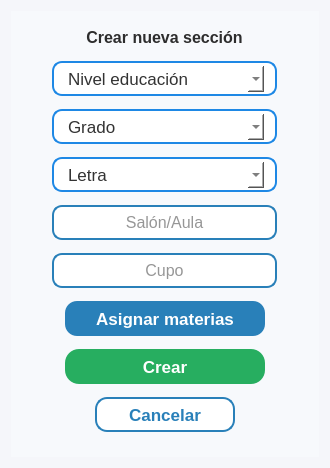
Old version of the form resources/ui/crear_seccion.ui in the repository Proyecto-Uptjaa/Proyecto_SIRA.
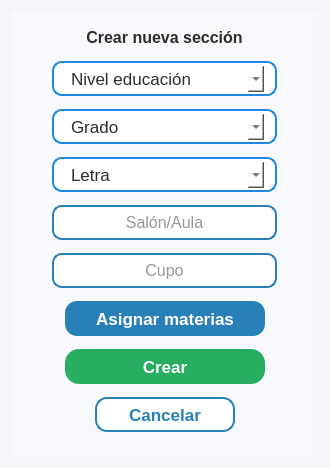
New version of the form. Icons and pictures are not drawn.

Commit message:
Mejores stylesheets en calend y combobox
- Se mejoro el diseño visual de calendarios desplegables y de listado
  desplegable de combobox.
- Nuevos iconos agregados

The edit to the form file:
```diff
--- a/resources/ui/crear_seccion.ui
+++ b/resources/ui/crear_seccion.ui
@@ -160,7 +160,50 @@
           </font>
          </property>
          <property name="styleSheet">
-          <string notr="true"/>
+          <string notr="true">QComboBox {
+			combobox-popup: 0;
+            border-radius: 10px;
+            padding: 2px 8px;
+            background-color: white;
+            color: #2d2d2d;
+   
+        }
+        QComboBox:hover {
+            border-color: #0D47A1;
+        }
+        
+        QComboBox QAbstractItemView {
+            background-color: white;
+            border: 1.5px solid #2980b9;
+            border-radius: 8px;
+            color: #2d2d2d;
+            outline: none;
+            padding: 4px 0px;
+        }
+        QComboBox QAbstractItemView::item {
+            min-height: 20px;
+            padding: 3px 5px;
+        }
+        QComboBox QAbstractItemView::item:selected {
+            background-color: #2980b9;
+            color: white;
+        }
+        QComboBox QAbstractItemView QScrollBar:vertical {
+            border: none;
+            background: #f0f7ff;
+            width: 7px;
+            border-radius: 3px;
+            margin: 4px 2px;
+        }
+        QComboBox QAbstractItemView QScrollBar::handle:vertical {
+            background: #2980b9;
+            border-radius: 3px;
+            min-height: 20px;
+        }
+        QComboBox QAbstractItemView QScrollBar::add-line:vertical,
+        QComboBox QAbstractItemView QScrollBar::sub-line:vertical {
+            height: 0px;
+        }</string>
          </property>
          <property name="iconSize">
           <size>
@@ -253,7 +296,50 @@
           </font>
          </property>
          <property name="styleSheet">
-          <string notr="true"/>
+          <string notr="true">QComboBox {
+			combobox-popup: 0;
+            border-radius: 10px;
+            padding: 2px 8px;
+            background-color: white;
+            color: #2d2d2d;
+   
+        }
+        QComboBox:hover {
+            border-color: #0D47A1;
+        }
+        
+        QComboBox QAbstractItemView {
+            background-color: white;
+            border: 1.5px solid #2980b9;
+            border-radius: 8px;
+            color: #2d2d2d;
+            outline: none;
+            padding: 4px 0px;
+        }
+        QComboBox QAbstractItemView::item {
+            min-height: 20px;
+            padding: 3px 5px;
+        }
+        QComboBox QAbstractItemView::item:selected {
+            background-color: #2980b9;
+            color: white;
+        }
+        QComboBox QAbstractItemView QScrollBar:vertical {
+            border: none;
+            background: #f0f7ff;
+            width: 7px;
+            border-radius: 3px;
+            margin: 4px 2px;
+        }
+        QComboBox QAbstractItemView QScrollBar::handle:vertical {
+            background: #2980b9;
+            border-radius: 3px;
+            min-height: 20px;
+        }
+        QComboBox QAbstractItemView QScrollBar::add-line:vertical,
+        QComboBox QAbstractItemView QScrollBar::sub-line:vertical {
+            height: 0px;
+        }</string>
          </property>
          <property name="iconSize">
           <size>
@@ -356,7 +442,50 @@
           </font>
          </property>
          <property name="styleSheet">
-          <string notr="true"/>
+          <string notr="true">QComboBox {
+			combobox-popup: 0;
+            border-radius: 10px;
+            padding: 2px 8px;
+            background-color: white;
+            color: #2d2d2d;
+   
+        }
+        QComboBox:hover {
+            border-color: #0D47A1;
+        }
+        
+        QComboBox QAbstractItemView {
+            background-color: white;
+            border: 1.5px solid #2980b9;
+            border-radius: 8px;
+            color: #2d2d2d;
+            outline: none;
+            padding: 4px 0px;
+        }
+        QComboBox QAbstractItemView::item {
+            min-height: 20px;
+            padding: 3px 5px;
+        }
+        QComboBox QAbstractItemView::item:selected {
+            background-color: #2980b9;
+            color: white;
+        }
+        QComboBox QAbstractItemView QScrollBar:vertical {
+            border: none;
+            background: #f0f7ff;
+            width: 7px;
+            border-radius: 3px;
+            margin: 4px 2px;
+        }
+        QComboBox QAbstractItemView QScrollBar::handle:vertical {
+            background: #2980b9;
+            border-radius: 3px;
+            min-height: 20px;
+        }
+        QComboBox QAbstractItemView QScrollBar::add-line:vertical,
+        QComboBox QAbstractItemView QScrollBar::sub-line:vertical {
+            height: 0px;
+        }</string>
          </property>
          <property name="iconSize">
           <size>
```
The commit also changes 32 other files.
